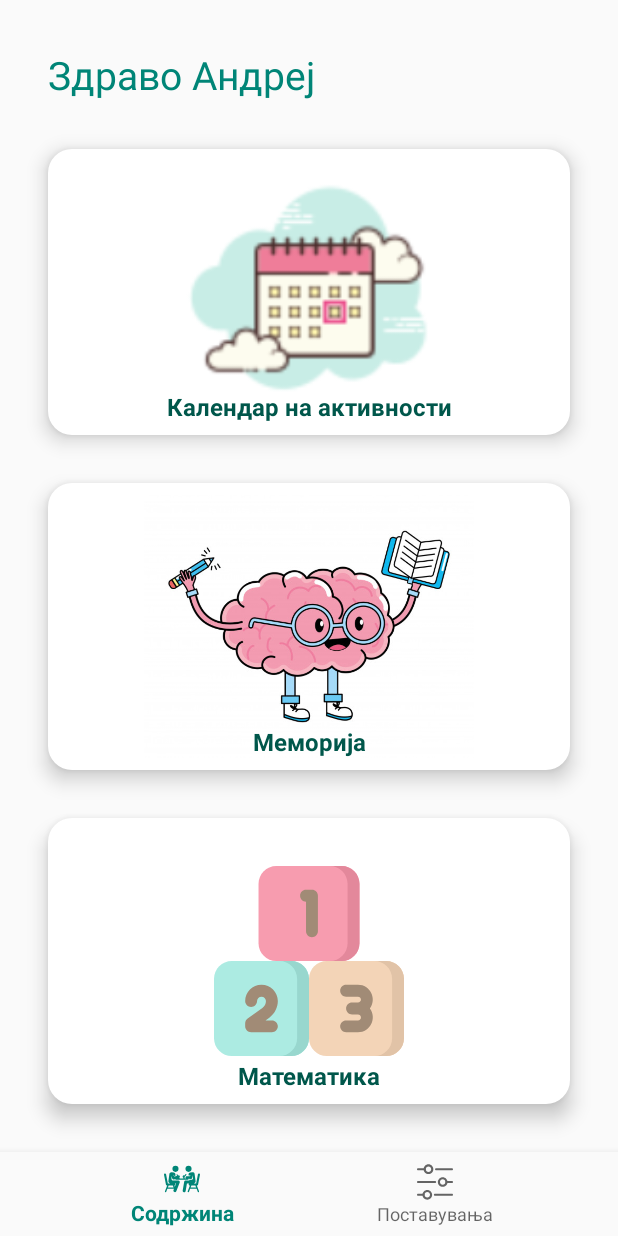
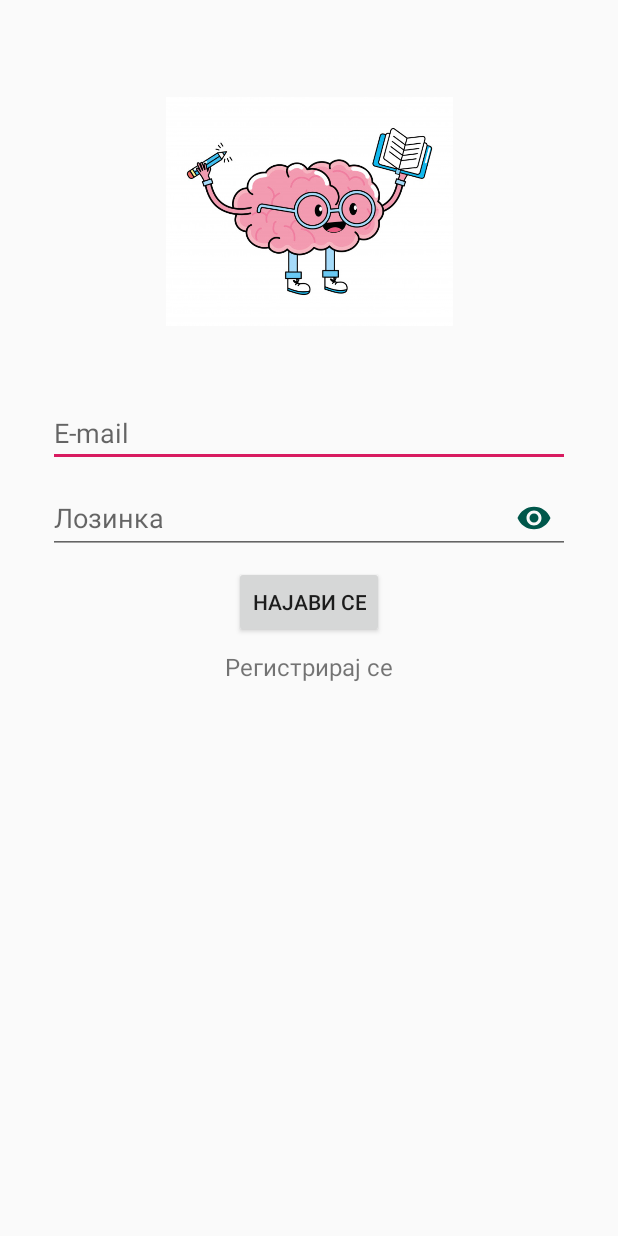
Before and after one commit to MarioMitrevski/ADHD-Memorize-0rganize-Play-Android-App, an Android app: the screen it shows after launch (MainActivity before the commit, AuthenticationActivity after it), on a phone screen of 412 x 824 dp. Run offline under Robolectric (Android 15) with nearby library versions, the phone set to English and light mode, and no system bars; our stand-ins replace Firebase (no records; nobody signed in at launch, a user with empty details on screens opened directly).

Commit message:
Implemented authentication with register and login.

```diff
--- /dev/null
+++ b/app/src/main/java/com/example/myfirstapp/authentication/AuthenticationActivity.java
@@ -0,0 +1,68 @@
+package com.example.myfirstapp.authentication;
+
+import androidx.appcompat.app.AppCompatActivity;
+import androidx.fragment.app.FragmentManager;
+
+import android.content.Context;
+import android.content.Intent;
+import android.content.SharedPreferences;
+import android.os.Bundle;
+
+import com.example.myfirstapp.MainActivity;
+import com.example.myfirstapp.R;
+import com.example.myfirstapp.databinding.ActivityAuthenticationBinding;
+
+public class AuthenticationActivity extends AppCompatActivity implements
+        LoginFragment.LoginListener, RegisterFragment.RegisterListener {
+    ActivityAuthenticationBinding authenticationBinding;
+    FragmentManager fragmentManager;
+    RegisterFragment registerFragment;
+    LoginFragment loginFragment;
+    SharedPreferences sharedPreferences;
+
+    @Override
+    protected void onCreate(Bundle savedInstanceState) {
+        super.onCreate(savedInstanceState);
+        authenticationBinding = ActivityAuthenticationBinding.inflate(getLayoutInflater());
+        setContentView(authenticationBinding.getRoot());
+        initializeFragments();
+    }
+
+    private void initializeFragments() {
+        fragmentManager = getSupportFragmentManager();
+        loginFragment = (LoginFragment) fragmentManager.findFragmentById(R.id.fragment_login);
+        registerFragment = new RegisterFragment();
+        fragmentManager.beginTransaction()
+                .add(R.id.frame_layout_register, registerFragment)
+                .hide(registerFragment)
+                .commit();
+        sharedPreferences = getSharedPreferences("com.example.myfirstapp",
+                Context.MODE_PRIVATE);
+    }
+
+    @Override
+    public void onAuthenticationSuccess(String email, String password) {
+        sharedPreferences.edit().putString("email", email).apply();
+        sharedPreferences.edit().putString("password", password).apply();
+        Intent homeIntent = new Intent(this, MainActivity.class);
+        startActivity(homeIntent);
+        finish();
+    }
+
+    @Override
+    public void toRegisterFragment() {
+        fragmentManager.beginTransaction().hide(loginFragment).show(registerFragment).commit();
+    }
+
+    @Override
+    public void onRegisterSuccess(String email, String password) {
+        loginFragment.loginBinding.editTextLoginEmail.setText(email);
+        loginFragment.loginBinding.editTextLoginPassword.setText(password);
+        fragmentManager.beginTransaction().hide(registerFragment).show(loginFragment).commit();
+    }
+
+    @Override
+    public void toLoginFragment() {
+        fragmentManager.beginTransaction().hide(registerFragment).show(loginFragment).commit();
+    }
+}
--- /dev/null
+++ b/app/src/main/java/com/example/myfirstapp/authentication/LoginFragment.java
@@ -0,0 +1,129 @@
+package com.example.myfirstapp.authentication;
+
+import android.content.Context;
+import android.os.Bundle;
+import android.view.LayoutInflater;
+import android.view.View;
+import android.view.ViewGroup;
+import android.widget.Toast;
+
+import androidx.annotation.NonNull;
+import androidx.annotation.Nullable;
+import androidx.fragment.app.Fragment;
+
+import com.example.myfirstapp.databinding.FragmentLoginBinding;
+import com.google.android.gms.tasks.OnFailureListener;
+import com.google.android.gms.tasks.OnSuccessListener;
+import com.google.firebase.auth.AuthResult;
+import com.google.firebase.auth.FirebaseAuth;
+import com.google.firebase.auth.FirebaseUser;
+
+public class LoginFragment extends Fragment {
+    interface LoginListener {
+        void onAuthenticationSuccess(String email, String password);
+
+        void toRegisterFragment();
+    }
+
+    FragmentLoginBinding loginBinding;
+    LoginListener loginListener;
+    String email;
+    String password;
+
+    @Nullable
+    @Override
+    public View onCreateView(@NonNull LayoutInflater inflater, @Nullable ViewGroup container,
+                             @Nullable Bundle savedInstanceState) {
+        loginBinding = FragmentLoginBinding.inflate(inflater, container, false);
+        return loginBinding.getRoot();
+    }
+
+    @Override
+    public void onViewCreated(@NonNull View view, @Nullable Bundle savedInstanceState) {
+        super.onViewCreated(view, savedInstanceState);
+        setLoginButtonListener();
+        setBackToLoginListener();
+    }
+
+    private void setBackToLoginListener() {
+      loginBinding.textViewRegisterLabel.setOnClickListener(new View.OnClickListener() {
+          @Override
+          public void onClick(View view) {
+              loginListener.toRegisterFragment();
+          }
+      });
+    }
+
+    private void setLoginButtonListener() {
+        loginBinding.buttonLogin.setOnClickListener(new View.OnClickListener() {
+            @Override
+            public void onClick(View view) {
+                validateFields();
+            }
+        });
+    }
+
+    public void validateFields() {
+        email = loginBinding.editTextLoginEmail.getText().toString();
+        password = loginBinding.editTextLoginPassword.getText().toString();
+        if (checkUserCredentials(email, password)) {
+            FirebaseUser currentUser = FirebaseAuth.getInstance().getCurrentUser();
+            if (currentUser == null) {
+                signInUserWithEmailAndPassword();
+            } else {
+                currentUser.reload();
+                if (currentUser.isEmailVerified()) {
+                    signInUserWithEmailAndPassword();
+                } else {
+                    Toast.makeText(getActivity(), "Check email to verify!",
+                            Toast.LENGTH_SHORT).show();
+                }
+            }
+        } else {
+            loginBinding.editTextLoginEmail.setError("Please fill all fields correctly!");
+            Toast.makeText(getActivity(), "Invalidate Input!", Toast.LENGTH_SHORT).show();
+        }
+    }
+
+    public void signInUserWithEmailAndPassword() {
+        FirebaseAuth.getInstance().signInWithEmailAndPassword(email, password)
+                .addOnSuccessListener(new OnSuccessListener<AuthResult>() {
+                    @Override
+                    public void onSuccess(AuthResult authResult) {
+                        loginListener.onAuthenticationSuccess(email, password);
+                    }
+                }).addOnFailureListener(new OnFailureListener() {
+            @Override
+            public void onFailure(@NonNull Exception e) {
+                Toast.makeText(getActivity(), "Authentication fail!",
+                        Toast.LENGTH_SHORT).show();
+            }
+        });
+    }
+
+    public boolean checkUserCredentials(String email, String password) {
+        return !email.equals("") && !password.equals("")
+                && android.util.Patterns.EMAIL_ADDRESS.matcher(email).matches();
+    }
+
+    @Override
+    public void onAttach(@NonNull Context context) {
+        super.onAttach(context);
+        if (context instanceof LoginListener)
+            loginListener = (LoginListener) context;
+        else
+            throw new ClassCastException(context.toString() + " must implement Login Listener");
+    }
+
+    @Override
+    public void onDetach() {
+        super.onDetach();
+        loginListener = null;
+    }
+
+    @Override
+    public void onDestroyView() {
+        super.onDestroyView();
+        loginBinding = null;
+    }
+}
--- /dev/null
+++ b/app/src/main/java/com/example/myfirstapp/authentication/RegisterFragment.java
@@ -0,0 +1,157 @@
+package com.example.myfirstapp.authentication;
+
+import android.content.Context;
+import android.os.Bundle;
+import android.view.LayoutInflater;
+import android.view.View;
+import android.view.ViewGroup;
+import android.widget.Toast;
+
+import androidx.annotation.NonNull;
+import androidx.annotation.Nullable;
+import androidx.fragment.app.Fragment;
+
+import com.example.myfirstapp.databinding.FragmentRegisterBinding;
+import com.google.android.gms.tasks.OnCompleteListener;
+import com.google.android.gms.tasks.Task;
+import com.google.firebase.auth.AuthResult;
+import com.google.firebase.auth.FirebaseAuth;
+import com.google.firebase.auth.FirebaseUser;
+import com.google.firebase.database.DatabaseReference;
+import com.google.firebase.database.FirebaseDatabase;
+
+public class RegisterFragment extends Fragment {
+    public interface RegisterListener {
+        void onRegisterSuccess(String email, String password);
+        void toLoginFragment();
+    }
+
+    FragmentRegisterBinding registerBinding;
+    FirebaseUser currentUser;
+    RegisterListener registerListener;
+
+    @Nullable
+    @Override
+    public View onCreateView(@NonNull LayoutInflater inflater, @Nullable ViewGroup container,
+                             @Nullable Bundle savedInstanceState) {
+        registerBinding = FragmentRegisterBinding.inflate(inflater, container, false);
+        return registerBinding.getRoot();
+    }
+
+    @Override
+    public void onViewCreated(@NonNull View view, @Nullable Bundle savedInstanceState) {
+        super.onViewCreated(view, savedInstanceState);
+        currentUser = FirebaseAuth.getInstance().getCurrentUser();
+        setRegisterButtonListener();
+        setBackToLoginListener();
+    }
+
+    private void setBackToLoginListener() {
+        registerBinding.textViewLoginLabel.setOnClickListener(new View.OnClickListener() {
+            @Override
+            public void onClick(View view) {
+                registerListener.toLoginFragment();
+            }
+        });
+    }
+
+    private void setRegisterButtonListener() {
+        registerBinding.buttonRegister.setOnClickListener(new View.OnClickListener() {
+            @Override
+            public void onClick(View view) {
+                validateFields();
+            }
+        });
+    }
+
+    public void registerNewUserToFireBase() {
+        DatabaseReference newUserRef = FirebaseDatabase.getInstance().getReference().child("users")
+                .child(currentUser.getUid());
+        User newUser = new User();
+        newUser.setNameSurname("");
+        newUserRef.setValue(newUser);
+    }
+
+    public void validateFields() {
+        if (getActivity() == null)
+            return;
+        final String email = registerBinding.editTextEmail.getText().toString();
+        final String password = registerBinding.editTextPassword
+                .getText().toString();
+        final String repeatPassword = registerBinding.editTextRepeatPassword
+                .getText().toString();
+        if (checkUserCredentials(email, password)) {
+            if (password.equals(repeatPassword)) {
+                FirebaseAuth.getInstance().createUserWithEmailAndPassword(email, password)
+                        .addOnCompleteListener(getActivity(),
+                                new OnCompleteListener<AuthResult>() {
+                                    @Override
+                                    public void onComplete(@NonNull Task<AuthResult> task) {
+                                        if (task.isSuccessful()) {
+                                            sendEmailVerification();
+                                            registerNewUserToFireBase();
+                                            registerListener.onRegisterSuccess(email, password);
+                                        } else {
+                                            Toast.makeText(getActivity(), "Authentication fail!",
+                                                    Toast.LENGTH_SHORT).show();
+                                        }
+                                    }
+                                });
+            } else {
+                registerBinding.editTextRepeatPassword.setError("Password don't match!");
+                Toast.makeText(getActivity(), "Incompatible password matching!",
+                        Toast.LENGTH_SHORT).show();
+            }
+        } else {
+            Toast.makeText(getActivity(), "Invalidate Input!", Toast.LENGTH_SHORT).show();
+        }
+    }
+
+    public boolean checkUserCredentials(String email, String password) {
+        return !email.equals("") && !password.equals("")
+                && android.util.Patterns.EMAIL_ADDRESS.matcher(email).matches();
+    }
+
+    private void sendEmailVerification() {
+        currentUser = FirebaseAuth.getInstance().getCurrentUser();
+        if (currentUser == null || getActivity() == null)
+            return;
+        currentUser.sendEmailVerification()
+                .addOnCompleteListener(getActivity(), new OnCompleteListener<Void>() {
+                    @Override
+                    public void onComplete(@NonNull Task<Void> task) {
+                        if (task.isSuccessful()) {
+                            Toast.makeText(getActivity(),
+                                    "Verification email sent to " + currentUser.getEmail(),
+                                    Toast.LENGTH_SHORT).show();
+
+                        } else {
+                            Toast.makeText(getActivity(),
+                                    "Failed to send verification email.",
+                                    Toast.LENGTH_SHORT).show();
+                        }
+                    }
+                });
+    }
+
+    @Override
+    public void onAttach(@NonNull Context context) {
+        super.onAttach(context);
+        if (context instanceof RegisterListener)
+            registerListener = (RegisterListener) context;
+        else
+            throw new ClassCastException(context.toString() + " must implement RegisterListener");
+    }
+
+    @Override
+    public void onDetach() {
+        super.onDetach();
+        registerListener = null;
+    }
+
+    @Override
+    public void onDestroyView() {
+        super.onDestroyView();
+        registerBinding = null;
+    }
+}
--- /dev/null
+++ b/app/src/main/java/com/example/myfirstapp/authentication/SplashScreenActivity.java
@@ -0,0 +1,26 @@
+package com.example.myfirstapp.authentication;
+
+import android.content.Context;
+import android.content.Intent;
+import android.content.SharedPreferences;
+import android.os.Bundle;
+
+import androidx.appcompat.app.AppCompatActivity;
+
+import com.example.myfirstapp.MainActivity;
+
+public class SplashScreenActivity extends AppCompatActivity {
+    @Override
+    protected void onCreate(Bundle savedInstanceState) {
+        super.onCreate(savedInstanceState);
+        SharedPreferences sharedPreferences = getSharedPreferences("com.example.myfirstapp",
+                Context.MODE_PRIVATE);
+        String email = sharedPreferences.getString("email", "");
+        if (email.equals(""))
+            startActivity(new Intent(SplashScreenActivity.this,
+                    AuthenticationActivity.class));
+        else
+            startActivity(new Intent(SplashScreenActivity.this, MainActivity.class));
+        finish();
+    }
+}
--- /dev/null
+++ b/app/src/main/res/drawable/splash_screen_background.xml
@@ -0,0 +1,9 @@
+<?xml version="1.0" encoding="utf-8"?>
+<layer-list xmlns:android="http://schemas.android.com/apk/res/android">
+    <item android:drawable="@android:color/white" />
+    <item>
+        <bitmap
+            android:gravity="center"
+            android:src="@drawable/brain" />
+    </item>
+</layer-list>
--- /dev/null
+++ b/app/src/main/res/layout/activity_authentication.xml
@@ -0,0 +1,35 @@
+<?xml version="1.0" encoding="utf-8"?>
+<androidx.constraintlayout.widget.ConstraintLayout xmlns:android="http://schemas.android.com/apk/res/android"
+    xmlns:app="http://schemas.android.com/apk/res-auto"
+    xmlns:tools="http://schemas.android.com/tools"
+    android:layout_width="match_parent"
+    android:layout_height="match_parent"
+    tools:context=".authentication.AuthenticationActivity">
+
+    <FrameLayout
+        android:id="@+id/frame_layout_register"
+        android:layout_width="match_parent"
+        android:layout_height="wrap_content"
+        android:layout_marginTop="16dp"
+        app:layout_constraintStart_toStartOf="parent"
+        app:layout_constraintTop_toBottomOf="@+id/image_view_logo" />
+
+    <ImageView
+        android:id="@+id/image_view_logo"
+        android:layout_width="191dp"
+        android:layout_height="218dp"
+        android:layout_marginTop="32dp"
+        app:layout_constraintEnd_toEndOf="parent"
+        app:layout_constraintStart_toStartOf="parent"
+        app:layout_constraintTop_toTopOf="parent"
+        app:srcCompat="@drawable/brain" />
+
+    <fragment
+        android:id="@+id/fragment_login"
+        class="com.example.myfirstapp.authentication.LoginFragment"
+        android:layout_width="match_parent"
+        android:layout_height="wrap_content"
+        android:layout_marginTop="16dp"
+        app:layout_constraintTop_toBottomOf="@+id/image_view_logo"
+        tools:layout="@layout/fragment_login" />
+</androidx.constraintlayout.widget.ConstraintLayout>
--- a/app/src/main/res/layout/activity_main.xml
+++ b/app/src/main/res/layout/activity_main.xml
@@ -29,4 +29,6 @@
         app:layout_constraintLeft_toLeftOf="parent"
         app:layout_constraintRight_toRightOf="parent"
         app:menu="@menu/menu" />
+
+
 </androidx.constraintlayout.widget.ConstraintLayout>
--- /dev/null
+++ b/app/src/main/res/layout/fragment_login.xml
@@ -0,0 +1,67 @@
+<?xml version="1.0" encoding="utf-8"?>
+<LinearLayout xmlns:android="http://schemas.android.com/apk/res/android"
+    xmlns:app="http://schemas.android.com/apk/res-auto"
+    xmlns:tools="http://schemas.android.com/tools"
+    android:layout_width="match_parent"
+    android:orientation="vertical"
+    android:layout_height="wrap_content">
+
+    <EditText
+        android:id="@+id/edit_text_login_email"
+        android:layout_width="match_parent"
+        android:layout_marginStart="32dp"
+        android:layout_marginEnd="32dp"
+        android:layout_height="wrap_content"
+        android:textColor="@color/colorEditTextDark"
+        android:ems="10"
+        android:hint="@string/login_email_hint"
+        android:inputType="textEmailAddress"
+        tools:layout_editor_absoluteX="32dp"
+        android:importantForAutofill="no" />
+
+    <com.google.android.material.textfield.TextInputLayout
+        android:layout_width="match_parent"
+        android:layout_height="wrap_content"
+        android:layout_marginTop="10dp"
+        app:hintEnabled="false"
+        app:passwordToggleEnabled="true"
+        app:passwordToggleTint="@color/colorPrimaryDark">
+
+        <EditText
+            android:id="@+id/edit_text_login_password"
+            android:layout_width="match_parent"
+            android:layout_height="wrap_content"
+            android:layout_marginTop="15dp"
+            android:layout_marginStart="32dp"
+            android:layout_marginEnd="32dp"
+            android:hint="@string/login_password"
+            android:importantForAutofill="no"
+            android:inputType="textPassword"
+            android:textColor="@color/colorEditTextDark" />
+    </com.google.android.material.textfield.TextInputLayout>
+    <Button
+        android:id="@+id/button_login"
+        android:layout_width="wrap_content"
+        android:layout_height="wrap_content"
+        android:layout_marginTop="8dp"
+        android:layout_gravity="center"
+        android:text="@string/login_button"
+        app:layout_constraintEnd_toEndOf="@+id/text_input_login_password"
+        app:layout_constraintStart_toStartOf="@+id/text_input_login_password"
+        app:layout_constraintTop_toBottomOf="@+id/text_input_login_password" />
+
+    <TextView
+        android:id="@+id/text_view_register_label"
+        android:layout_width="wrap_content"
+        android:layout_height="wrap_content"
+        android:layout_marginTop="8dp"
+        android:layout_marginBottom="8dp"
+        android:text="@string/register_label"
+        android:layout_gravity="center"
+        android:textSize="16sp"
+        app:layout_constraintBottom_toBottomOf="parent"
+        app:layout_constraintEnd_toEndOf="@+id/button_login"
+        app:layout_constraintStart_toStartOf="@+id/button_login"
+        app:layout_constraintTop_toBottomOf="@+id/button_login" />
+
+</LinearLayout>
--- a/app/src/main/res/values/colors.xml
+++ b/app/src/main/res/values/colors.xml
@@ -4,4 +4,5 @@
     <color name="colorPrimaryDark">#00574B</color>
     <color name="colorAccent">#D81B60</color>
     <color name="white">#FFF</color>
+    <color name="colorEditTextDark">#150704</color>
 </resources>
--- a/app/src/main/res/values/strings.xml
+++ b/app/src/main/res/values/strings.xml
@@ -8,4 +8,14 @@
     <string name="math">Математика</string>
     <string name="memory">Меморија</string>
     <string name="welcome_message">Здраво Андреј</string>
+    <!--Strings for LoginFragment-->
+    <string name="login_button">Најави се</string>
+    <string name="login_email_hint">E-mail</string>
+    <string name="login_password">Лозинка</string>
+    <string name="register_label">Регистрирај се</string>
+    <!--Strings for RegisterFragment-->
+    <string name="register_button">Регистрирај се</string>
+    <string name="register_repeat_password">Повтори ја лозинката</string>
+    <string name="register_login_label">Најави се</string>
+    <string name="button_logout_label">Одјави се</string>
 </resources>
--- a/app/src/main/res/values/styles.xml
+++ b/app/src/main/res/values/styles.xml
@@ -8,4 +8,8 @@
         <item name="colorAccent">@color/colorAccent</item>
     </style>
 
+    <style name="SplashScreenTheme" parent="Theme.AppCompat.NoActionBar">
+        <item name="android:windowBackground">@drawable/splash_screen_background</item>
+    </style>
+
 </resources>
--- a/build.gradle
+++ b/build.gradle
@@ -6,7 +6,7 @@ buildscript {
     }
     dependencies {
         classpath "com.android.tools.build:gradle:4.1.2"
-
+        classpath 'com.google.gms:google-services:4.3.5'
         // NOTE: Do not place your application dependencies here; they belong
         // in the individual module build.gradle files
     }
```
Also changed, not shown: app/build.gradle (+8 -1 lines), app/src/main/AndroidManifest.xml (+5 -2 lines), app/src/main/java/com/example/myfirstapp/MainActivity.java (+15 -2 lines), app/src/main/java/com/example/myfirstapp/authentication/User.java (added, +25 -0 lines), app/src/main/java/com/example/myfirstapp/content/ContentFragment.java (+47 -0 lines), app/src/main/res/layout/fragment_content.xml (+9 -1 lines), app/src/main/res/layout/fragment_register.xml (added, +67 -0 lines), 2 other files.
